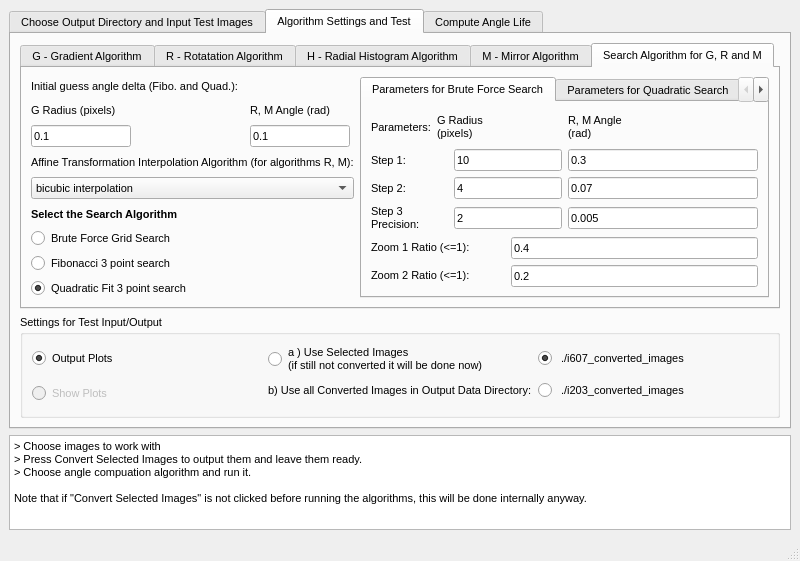
Qt form GUI/Design.ui (Oiangu9/Conical_Refraction_Polarimeter) before a commit.
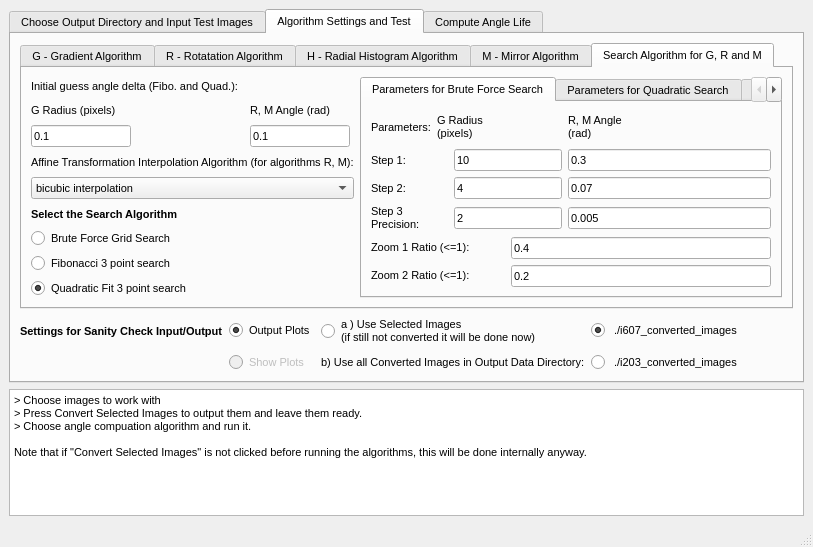
The same form after that commit. The open tabs and pages were chosen to show the change.

Commit message: Dynamical font size with screen resolution

What changed in the file:
```diff
--- a/GUI/Design.ui
+++ b/GUI/Design.ui
@@ -6,8 +6,8 @@
    <rect>
     <x>0</x>
     <y>0</y>
-    <width>800</width>
-    <height>561</height>
+    <width>813</width>
+    <height>547</height>
    </rect>
   </property>
   <property name="sizePolicy">
@@ -226,32 +226,21 @@
        <attribute name="title">
         <string>Algorithm Settings and Test</string>
        </attribute>
-       <layout class="QGridLayout" name="gridLayout_12">
-        <item row="1" column="0">
-         <widget class="QGroupBox" name="groupBox_8">
-          <property name="sizePolicy">
-           <sizepolicy hsizetype="Expanding" vsizetype="Minimum">
-            <horstretch>0</horstretch>
-            <verstretch>0</verstretch>
-           </sizepolicy>
-          </property>
-          <property name="minimumSize">
-           <size>
-            <width>0</width>
-            <height>0</height>
-           </size>
-          </property>
-          <property name="maximumSize">
-           <size>
-            <width>16777215</width>
-            <height>16777215</height>
-           </size>
-          </property>
-          <property name="title">
-           <string>Settings for Test Input/Output</string>
-          </property>
           <layout class="QGridLayout" name="gridLayout_6">
-           <item row="1" column="0" rowspan="2">
+        <item row="3" column="1">
+         <widget class="QRadioButton" name="output_plots">
+          <property name="text">
+           <string>Output Plots</string>
+          </property>
+          <property name="checked">
+           <bool>true</bool>
+          </property>
+          <property name="autoExclusive">
+           <bool>false</bool>
+          </property>
+         </widget>
+        </item>
+        <item row="4" column="1">
             <widget class="QRadioButton" name="show_plots">
              <property name="enabled">
               <bool>false</bool>
@@ -270,20 +259,7 @@
              </property>
             </widget>
            </item>
-           <item row="0" column="0">
-            <widget class="QRadioButton" name="output_plots">
-             <property name="text">
-              <string>Output Plots</string>
-             </property>
-             <property name="checked">
-              <bool>true</bool>
-             </property>
-             <property name="autoExclusive">
-              <bool>false</bool>
-             </property>
-            </widget>
-           </item>
-           <item row="0" column="2">
+        <item row="3" column="2">
             <widget class="QRadioButton" name="use_current_images">
              <property name="text">
               <string>a ) Use Selected Images 
@@ -292,45 +268,29 @@
              <property name="checked">
               <bool>false</bool>
              </property>
-             <attribute name="buttonGroup">
-              <string notr="true">buttonGroup_8</string>
-             </attribute>
-            </widget>
-           </item>
-           <item row="1" column="2">
-            <widget class="QLabel" name="label_7">
-             <property name="text">
-              <string>b) Use all Converted Images in Output Data Directory:</string>
-             </property>
-            </widget>
-           </item>
-           <item row="0" column="4">
-            <widget class="QRadioButton" name="use_converted_i607">
-             <property name="text">
-              <string> ./i607_converted_images</string>
-             </property>
-             <property name="checked">
-              <bool>true</bool>
-             </property>
-             <attribute name="buttonGroup">
-              <string notr="true">buttonGroup_8</string>
-             </attribute>
-            </widget>
-           </item>
-           <item row="1" column="4">
+         </widget>
+        </item>
+        <item row="4" column="3">
             <widget class="QRadioButton" name="use_converted_i203">
              <property name="text">
               <string> ./i203_converted_images</string>
              </property>
-             <attribute name="buttonGroup">
-              <string notr="true">buttonGroup_8</string>
-             </attribute>
-            </widget>
-           </item>
-          </layout>
+         </widget>
+        </item>
+        <item row="3" column="0">
+         <widget class="QLabel" name="label_23">
+          <property name="font">
+           <font>
+            <weight>75</weight>
+            <bold>true</bold>
+           </font>
+          </property>
+          <property name="text">
+           <string>Settings for Sanity Check Input/Output</string>
+          </property>
          </widget>
         </item>
-        <item row="0" column="0">
+        <item row="0" column="0" rowspan="2" colspan="5">
          <widget class="QTabWidget" name="tabWidget_2">
           <property name="sizePolicy">
            <sizepolicy hsizetype="Expanding" vsizetype="Expanding">
@@ -1234,6 +1194,23 @@
           </widget>
          </widget>
         </item>
+        <item row="3" column="3">
+         <widget class="QRadioButton" name="use_converted_i607">
+          <property name="text">
+           <string> ./i607_converted_images</string>
+          </property>
+          <property name="checked">
+           <bool>true</bool>
+          </property>
+         </widget>
+        </item>
+        <item row="4" column="2">
+         <widget class="QLabel" name="label_7">
+          <property name="text">
+           <string>b) Use all Converted Images in Output Data Directory:</string>
+          </property>
+         </widget>
+        </item>
        </layout>
       </widget>
       <widget class="QWidget" name="tab_7">
```
Left out of the diff: 66 changed lines with no effect on the pictures. Lines whose indentation alone changed are shown as unchanged. The commit also changes 2 other files.
